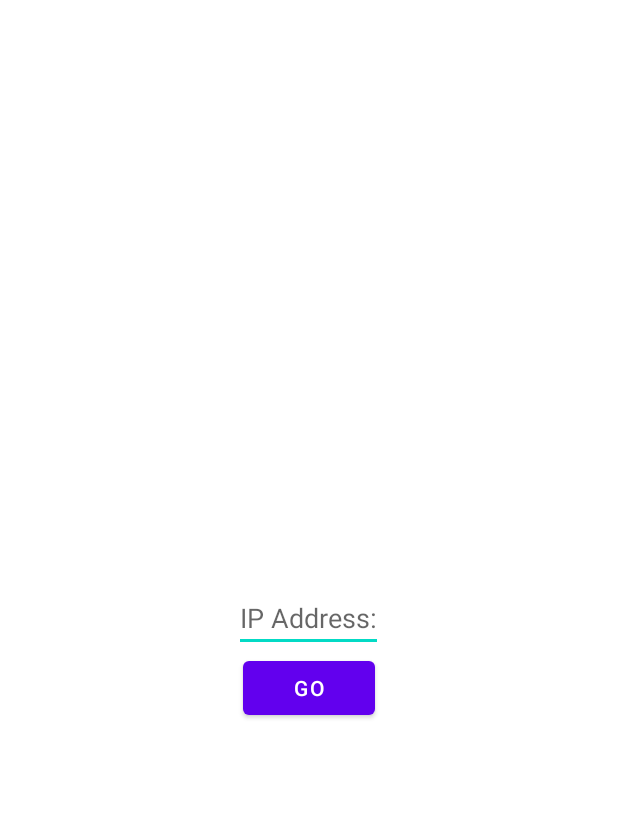
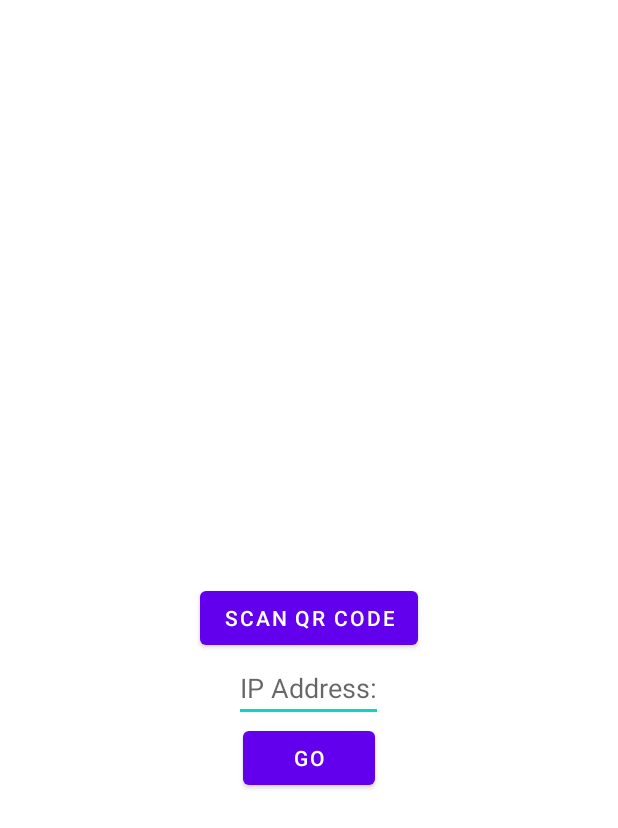
Before and after one commit to HarryZixuan/proformanceMonitor, an Android app: the screen it shows after launch (MainActivity), on a phone screen of 412 x 824 dp. Shown: the top 828 px of the screen. Run offline under Robolectric (Android 15) with nearby library versions, the phone set to English and light mode, and no system bars; libraries missing offline, so code that uses them is left out: com.google.zxing.integration.

Commit message:
added Scan QR code feature in activity_main, user may scan QR code to get the server ip address

```diff
--- a/app/build.gradle
+++ b/app/build.gradle
@@ -7,7 +7,7 @@ android {
 
     defaultConfig {
         applicationId "com.example.proformancemonitor"
-        minSdkVersion 21
+        minSdkVersion 24
         targetSdkVersion 29
         versionCode 1
         versionName "1.0"
@@ -35,4 +35,6 @@ dependencies {
     androidTestImplementation 'androidx.test.ext:junit:1.1.1'
     androidTestImplementation 'androidx.test.espresso:espresso-core:3.2.0'
     implementation 'com.jjoe64:graphview:4.2.2'
+    implementation 'com.journeyapps:zxing-android-embedded:4.2.0'
+    implementation 'androidx.appcompat:appcompat:1.0.2'
 }
--- a/app/src/main/AndroidManifest.xml
+++ b/app/src/main/AndroidManifest.xml
@@ -20,6 +20,10 @@
             </intent-filter>
         </activity>
         <activity android:name=".ConnectionFailedActivity" />
+        <activity android:name=".QRCapture"
+            android:screenOrientation="portrait"
+            android:stateNotNeeded="true"
+            android:theme="@style/zxing_CaptureTheme"/>
     </application>
 
 </manifest>
--- /dev/null
+++ b/app/src/main/java/com/example/proformancemonitor/QRCapture.java
@@ -0,0 +1,6 @@
+package com.example.proformancemonitor;
+
+import com.journeyapps.barcodescanner.CaptureActivity;
+
+public class QRCapture extends CaptureActivity {
+}
--- a/app/src/main/res/layout/activity_main.xml
+++ b/app/src/main/res/layout/activity_main.xml
@@ -6,6 +6,13 @@
     android:layout_height="match_parent"
     tools:context=".MainActivity">
 
+    <Button
+        android:id="@+id/btn_scanQR"
+        android:layout_width="wrap_content"
+        android:layout_height="wrap_content"
+        android:layout_centerInParent="true"
+        android:text="scan QR Code"/>
+
     <EditText
         android:id="@+id/et_ip"
         android:layout_width="wrap_content"
@@ -13,7 +20,8 @@
         android:hint="IP Address:"
         android:imeOptions="actionGo"
         android:layout_centerHorizontal="true"
-        android:layout_centerVertical="true"/>
+        android:layout_centerVertical="true"
+        android:layout_below="@+id/btn_scanQR"/>
 
     <Button
         android:id="@+id/btn_go"
```
Also changed, not shown: app/src/main/java/com/example/proformancemonitor/MainActivity.java (+29 -0 lines).
